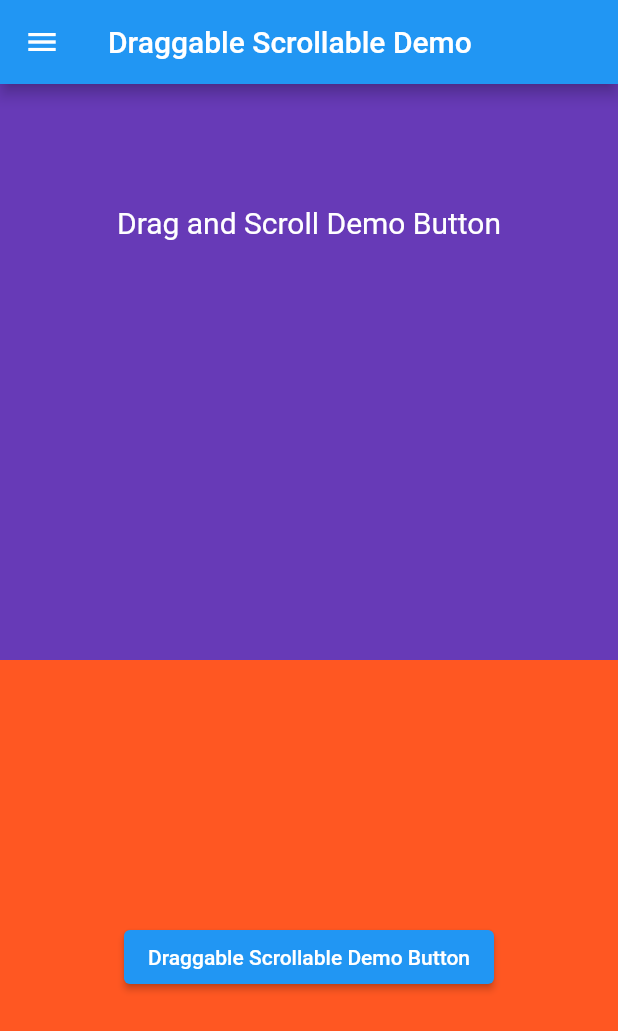
After one commit to sssloba/flutter-widgets-demo, a Flutter app: the DraggableScrollableDemo screen opened directly, on a phone screen of 412 x 824 dp. The commit adds this screen. Shown: the top 1031 px of the screen. Run offline on Flutter 3.47's test engine with Material 2 defaults, Android fonts, the phone set to English and light mode, and no system bars.

Commit message:
draggable-scrollable-sheet-demo

```diff
--- /dev/null
+++ b/lib/screens/draggable_scrollabe_demo.dart
@@ -0,0 +1,63 @@
+import 'package:flutter/material.dart';
+import 'package:flutter_widgets_demo/widgets/app_drawer.dart';
+
+class DraggableScrollableDemo extends StatelessWidget {
+  const DraggableScrollableDemo({Key? key}) : super(key: key);
+
+  @override
+  Widget build(BuildContext context) {
+    return Stack(
+      children: [
+        Container(
+          height: MediaQuery.of(context).size.height,
+          width: MediaQuery.of(context).size.width,
+          color: Colors.deepPurple,
+        ),
+        const Material(
+          color: Colors.deepPurple,
+          child: SizedBox(
+              height: 160,
+              child: Align(
+                alignment: Alignment.bottomCenter,
+                child: Text(
+                  'Drag and Scroll Demo Button',
+                  style: TextStyle(
+                    fontSize: 20,
+                    color: Colors.white,
+                  ),
+                ),
+              )),
+        ),
+        Scaffold(
+            drawer: const AppDrawer(),
+            appBar: AppBar(title: const Text('Draggable Scrollable Demo')),
+            backgroundColor: Colors.transparent,
+            body: SizedBox.expand(
+              child: DraggableScrollableSheet(
+                  initialChildSize: 0.5,
+                  maxChildSize: 0.8,
+                  minChildSize: 0.35,
+                  builder: (BuildContext context,
+                      ScrollController scrollController) {
+                    return SingleChildScrollView(
+                      controller: scrollController,
+                      child: Container(
+                        height: MediaQuery.of(context).size.height - 80,
+                        width: MediaQuery.of(context).size.width,
+                        color: Colors.deepOrange,
+                        child: Align(
+                          alignment: const Alignment(0.0, -0.5),
+                          child: ElevatedButton(
+                            onPressed: () {},
+                            child:
+                                const Text('Draggable Scrollable Demo Button'),
+                          ),
+                        ),
+                      ),
+                    );
+                  }),
+            )),
+      ],
+    );
+  }
+}
--- a/lib/widgets/app_drawer.dart
+++ b/lib/widgets/app_drawer.dart
@@ -1,6 +1,7 @@
 import 'package:flutter/material.dart';
 import 'package:flutter_widgets_demo/screens/animated_cross_fade_demo.dart';
 import 'package:flutter_widgets_demo/screens/callback_text_first.dart';
+import 'package:flutter_widgets_demo/screens/draggable_scrollabe_demo.dart';
 import 'package:flutter_widgets_demo/screens/physical_model_demo.dart';
 import 'package:flutter_widgets_demo/screens/draggables.dart';
 import 'package:flutter_widgets_demo/screens/home_page.dart';
@@ -28,6 +29,7 @@ class AppDrawer extends StatelessWidget {
           DrawerTile('Callback Text', CallbackTextFirst()),
           DrawerTile('Stateful Builder Demo', StatefulBuilderDemo()),
           DrawerTile('Physical Model', PhysicalModelDemo()),
+          DrawerTile('Draggable Scrollable Demo', DraggableScrollableDemo()),
         ],
       ),
     );
```
